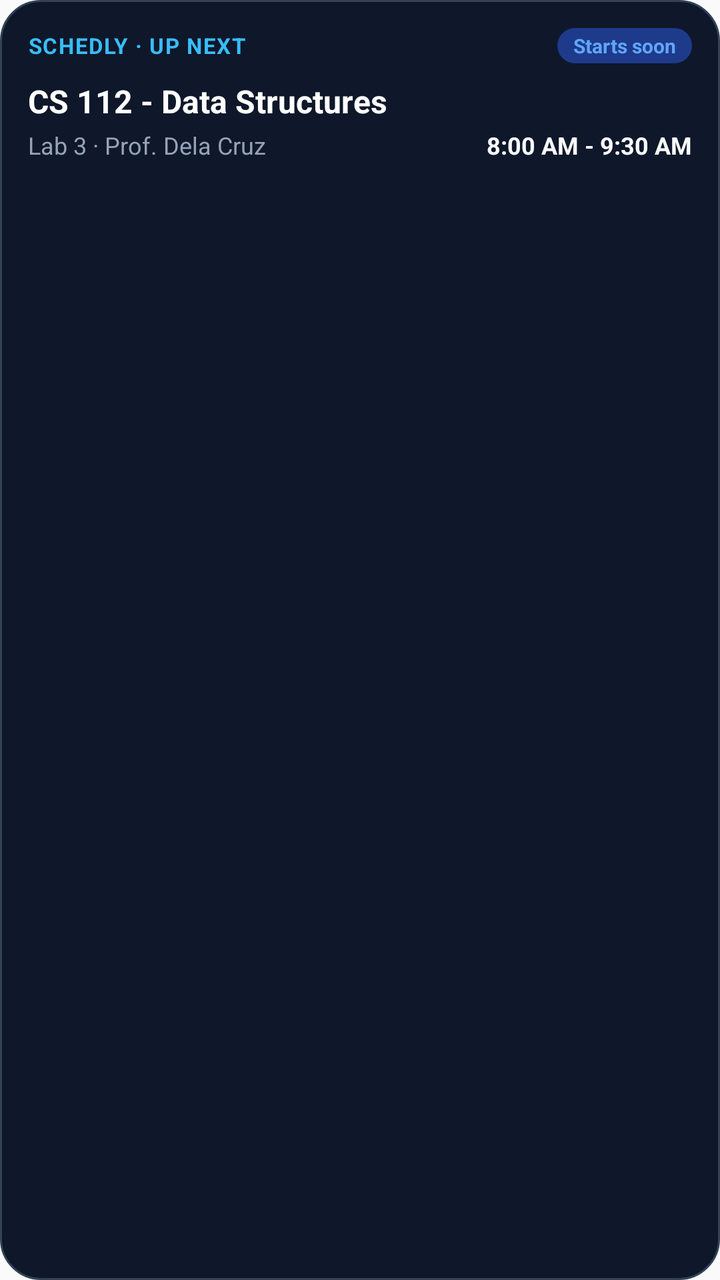
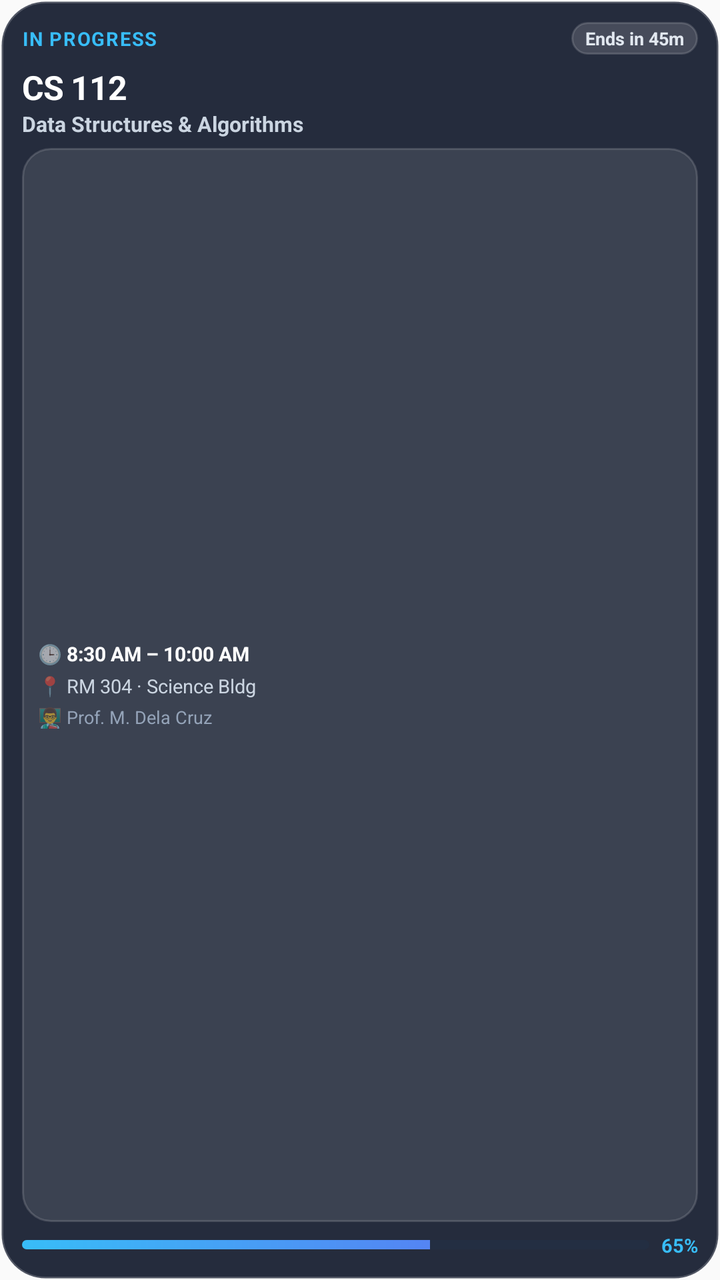

Screens rendered from an Android XML layout before and after an edit, with the pre-edit source and the edit as a unified diff.
<!-- AndroidManifest.xml: application theme AppTheme -->
<!-- res/layout/up_next_widget_layout.xml -->
<?xml version="1.0" encoding="utf-8"?>
<LinearLayout xmlns:android="http://schemas.android.com/apk/res/android"
    android:id="@+id/widget_up_next_root"
    android:layout_width="match_parent"
    android:layout_height="match_parent"
    android:orientation="vertical"
    android:background="@drawable/widget_background"
    android:padding="14dp">

    
    <LinearLayout
        android:layout_width="match_parent"
        android:layout_height="wrap_content"
        android:orientation="horizontal"
        android:gravity="center_vertical">

        <TextView
            android:layout_width="wrap_content"
            android:layout_height="wrap_content"
            android:text="SCHEDLY · UP NEXT"
            android:textColor="#38BDF8"
            android:textSize="11sp"
            android:textStyle="bold"
            android:letterSpacing="0.05" />

        <View
            android:layout_width="0dp"
            android:layout_height="1dp"
            android:layout_weight="1" />

        <TextView
            android:id="@+id/widget_up_next_countdown"
            android:layout_width="wrap_content"
            android:layout_height="wrap_content"
            android:background="@drawable/widget_chip_bg"
            android:paddingStart="8dp"
            android:paddingEnd="8dp"
            android:paddingTop="2dp"
            android:paddingBottom="2dp"
            android:text="Starts soon"
            android:textColor="#60A5FA"
            android:textSize="10sp"
            android:textStyle="bold" />
    </LinearLayout>

    
    <LinearLayout
        android:layout_width="match_parent"
        android:layout_height="wrap_content"
        android:orientation="vertical"
        android:layout_marginTop="8dp">

        <TextView
            android:id="@+id/widget_up_next_title"
            android:layout_width="match_parent"
            android:layout_height="wrap_content"
            android:text="CS 112 - Data Structures"
            android:textColor="#FFFFFF"
            android:textSize="16sp"
            android:textStyle="bold"
            android:maxLines="1"
            android:ellipsize="end" />

        <LinearLayout
            android:layout_width="match_parent"
            android:layout_height="wrap_content"
            android:orientation="horizontal"
            android:layout_marginTop="3dp"
            android:gravity="center_vertical">

            <TextView
                android:id="@+id/widget_up_next_details"
                android:layout_width="0dp"
                android:layout_height="wrap_content"
                android:layout_weight="1"
                android:text="Lab 3 · Prof. Dela Cruz"
                android:textColor="#94A3B8"
                android:textSize="12sp"
                android:maxLines="1"
                android:ellipsize="end" />

            <TextView
                android:id="@+id/widget_up_next_time"
                android:layout_width="wrap_content"
                android:layout_height="wrap_content"
                android:text="8:00 AM - 9:30 AM"
                android:textColor="#F8FAFC"
                android:textSize="12sp"
                android:textStyle="bold" />
        </LinearLayout>
    </LinearLayout>
</LinearLayout>
<!-- resources referenced by this layout -->
<resources>
  <!-- drawable widget_background (drawable) -->
  <?xml version="1.0" encoding="utf-8"?>
  <shape xmlns:android="http://schemas.android.com/apk/res/android"
      android:shape="rectangle">
      <solid android:color="#0F172A" />
      <corners android:radius="20dp" />
      <stroke android:width="1dp" android:color="#334155" />
  </shape>
  <!-- drawable widget_chip_bg (drawable) -->
  <?xml version="1.0" encoding="utf-8"?>
  <shape xmlns:android="http://schemas.android.com/apk/res/android"
      android:shape="rectangle">
      <solid android:color="#1E3A8A" />
      <corners android:radius="999dp" />
  </shape>
  <style name="AppTheme" parent="Theme.AppCompat.Light.DarkActionBar">
          
          <item name="colorPrimary">@color/colorPrimary</item>
          <item name="colorPrimaryDark">@color/colorPrimaryDark</item>
          <item name="colorAccent">@color/colorAccent</item>
      </style>
</resources>

<!-- the commit's change to res/layout/up_next_widget_layout.xml (unified diff, before → after) -->
@@ -4,89 +4,320 @@
     android:layout_width="match_parent"
     android:layout_height="match_parent"
     android:orientation="vertical"
-    android:background="@drawable/widget_background"
-    android:padding="14dp">
+    android:background="@drawable/widget_liquid_glass_bg"
+    android:padding="11dp"
+    android:gravity="center_vertical">
 
     
     <LinearLayout
+        android:id="@+id/widget_up_next_active_container"
         android:layout_width="match_parent"
-        android:layout_height="wrap_content"
-        android:orientation="horizontal"
-        android:gravity="center_vertical">
-
+        android:layout_height="match_parent"
+        android:orientation="vertical"
+        android:gravity="center_vertical"
+        android:visibility="visible">
+
+        
+        <LinearLayout
+            android:layout_width="match_parent"
+            android:layout_height="wrap_content"
+            android:orientation="horizontal"
+            android:gravity="center_vertical"
+            android:layout_marginBottom="5dp">
+
+            
+            <TextView
+                android:id="@+id/widget_up_next_status_text"
+                android:layout_width="wrap_content"
+                android:layout_height="wrap_content"
+                android:text="IN PROGRESS"
+                android:textColor="#38BDF8"
+                android:textSize="9.5sp"
+                android:textStyle="bold"
+                android:letterSpacing="0.06" />
+
+            <FrameLayout
+                android:layout_width="0dp"
+                android:layout_height="1dp"
+                android:layout_weight="1" />
+
+            
+            <TextView
+                android:id="@+id/widget_up_next_countdown_text"
+                android:layout_width="wrap_content"
+                android:layout_height="wrap_content"
+                android:background="@drawable/widget_liquid_glass_pill"
+                android:paddingStart="7dp"
+                android:paddingEnd="7dp"
+                android:paddingTop="2dp"
+                android:paddingBottom="2dp"
+                android:text="Ends in 45m"
+                android:textColor="#E2E8F0"
+                android:textSize="9sp"
+                android:textStyle="bold" />
+        </LinearLayout>
+
+        
         <TextView
-            android:layout_width="wrap_content"
-            android:layout_height="wrap_content"
-            android:text="SCHEDLY · UP NEXT"
-            android:textColor="#38BDF8"
-            android:textSize="11sp"
+            android:id="@+id/widget_up_next_code"
+            android:layout_width="match_parent"
+            android:layout_height="wrap_content"
+            android:text="CS 112"
+            android:textColor="#FFFFFF"
+            android:textSize="16.5sp"
             android:textStyle="bold"
-            android:letterSpacing="0.05" />
-
-        <View
-            android:layout_width="0dp"
-            android:layout_height="1dp"
-            android:layout_weight="1" />
+            android:letterSpacing="-0.02"
+            android:singleLine="true"
+            android:ellipsize="end" />
 
         <TextView
-            android:id="@+id/widget_up_next_countdown"
-            android:layout_width="wrap_content"
-            android:layout_height="wrap_content"
-            android:background="@drawable/widget_chip_bg"
+            android:id="@+id/widget_up_next_title"
+            android:layout_width="match_parent"
+            android:layout_height="wrap_content"
+            android:text="Data Structures &amp; Algorithms"
+            android:textColor="#CBD5E1"
+            android:textSize="10.5sp"
+            android:textStyle="bold"
+            android:singleLine="true"
+            android:ellipsize="end"
+            android:layout_marginBottom="5dp" />
+
+        
+        <LinearLayout
+            android:id="@+id/widget_up_next_details_card"
+            android:layout_width="match_parent"
+            android:layout_height="0dp"
+            android:layout_weight="1"
+            android:orientation="vertical"
+            android:background="@drawable/widget_liquid_glass_card"
             android:paddingStart="8dp"
             android:paddingEnd="8dp"
-            android:paddingTop="2dp"
-            android:paddingBottom="2dp"
-            android:text="Starts soon"
-            android:textColor="#60A5FA"
-            android:textSize="10sp"
-            android:textStyle="bold" />
+            android:paddingTop="5dp"
+            android:paddingBottom="5dp"
+            android:gravity="center_vertical">
+
+            
+            <LinearLayout
+                android:layout_width="match_parent"
+                android:layout_height="wrap_content"
+                android:orientation="horizontal"
+                android:gravity="center_vertical"
+                android:layout_marginBottom="2.5dp">
+
+                <TextView
+                    android:layout_width="wrap_content"
+                    android:layout_height="wrap_content"
+                    android:text="🕒 "
+                    android:textSize="9.5sp" />
+
+                <TextView
+                    android:id="@+id/widget_up_next_time"
+                    android:layout_width="0dp"
+                    android:layout_height="wrap_content"
+                    android:layout_weight="1"
+                    android:text="8:30 AM – 10:00 AM"
+                    android:textColor="#FFFFFF"
+                    android:textSize="10sp"
+                    android:textStyle="bold"
+                    android:singleLine="true"
+                    android:ellipsize="end" />
+            </LinearLayout>
+
+            
+            <LinearLayout
+                android:layout_width="match_parent"
+                android:layout_height="wrap_content"
+                android:orientation="horizontal"
+                android:gravity="center_vertical"
+                android:layout_marginBottom="2.5dp">
+
+                <TextView
+                    android:layout_width="wrap_content"
+                    android:layout_height="wrap_content"
+                    android:text="📍 "
+                    android:textSize="9.5sp" />
+
+                <TextView
+                    android:id="@+id/widget_up_next_room"
+                    android:layout_width="0dp"
+                    android:layout_height="wrap_content"
+                    android:layout_weight="1"
+                    android:text="RM 304 · Science Bldg"
+                    android:textColor="#CBD5E1"
+                    android:textSize="9.5sp"
+                    android:singleLine="true"
+                    android:ellipsize="end" />
+            </LinearLayout>
+
+            
+            <LinearLayout
+                android:id="@+id/widget_up_next_instructor_row"
+                android:layout_width="match_parent"
+                android:layout_height="wrap_content"
+                android:orientation="horizontal"
+                android:gravity="center_vertical">
+
+                <TextView
+                    android:layout_width="wrap_content"
+                    android:layout_height="wrap_content"
+                    android:text="👨‍🏫 "
+                    android:textSize="9.5sp" />
+
+                <TextView
+                    android:id="@+id/widget_up_next_instructor"
+                    android:layout_width="0dp"
+                    android:layout_height="wrap_content"
+                    android:layout_weight="1"
+                    android:text="Prof. M. Dela Cruz"
+                    android:textColor="#94A3B8"
+                    android:textSize="9sp"
+                    android:singleLine="true"
+                    android:ellipsize="end" />
+            </LinearLayout>
+        </LinearLayout>
+
+        
+        <LinearLayout
+            android:id="@+id/widget_up_next_footer_container"
+            android:layout_width="match_parent"
+            android:layout_height="wrap_content"
+            android:orientation="horizontal"
+            android:gravity="center_vertical"
+            android:layout_marginTop="5dp">
+
+            <ProgressBar
+                android:id="@+id/widget_up_next_progress_bar"
+                style="?android:attr/progressBarStyleHorizontal"
+                android:layout_width="0dp"
+                android:layout_height="4.5dp"
+                android:layout_weight="1"
+                android:max="100"
+                android:progress="65"
+                android:progressDrawable="@drawable/widget_progress_bar_apple"
+                android:layout_marginEnd="6dp" />
+
+            <TextView
+                android:id="@+id/widget_up_next_progress_label"
+                android:layout_width="wrap_content"
+                android:layout_height="wrap_content"
+                android:text="65%"
+                android:textColor="#38BDF8"
+                android:textSize="9.5sp"
+                android:textStyle="bold" />
+        </LinearLayout>
     </LinearLayout>
 
     
     <LinearLayout
+        android:id="@+id/widget_up_next_done_container"
         android:layout_width="match_parent"
-        android:layout_height="wrap_content"
+        android:layout_height="match_parent"
         android:orientation="vertical"
-        android:layout_marginTop="8dp">
-
+        android:gravity="center"
+        android:visibility="gone">
+
+        
+        <LinearLayout
+            android:layout_width="match_parent"
+            android:layout_height="wrap_content"
+            android:orientation="horizontal"
+            android:gravity="center_vertical"
+            android:layout_marginBottom="4dp">
+
+            <TextView
+                android:id="@+id/widget_up_next_done_badge"
+                android:layout_width="wrap_content"
+                android:layout_height="wrap_content"
+                android:background="@drawable/widget_liquid_glass_pill"
+                android:paddingStart="8dp"
+                android:paddingEnd="8dp"
+                android:paddingTop="2dp"
+                android:paddingBottom="2dp"
+                android:text="🎉 ALL DONE"
+                android:textColor="#38BDF8"
+                android:textSize="9.5sp"
+                android:textStyle="bold"
+                android:letterSpacing="0.06" />
+
+            <FrameLayout
+                android:layout_width="0dp"
+                android:layout_height="1dp"
+                android:layout_weight="1" />
+
+            <TextView
+                android:id="@+id/widget_up_next_done_status_pill"
+                android:layout_width="wrap_content"
+                android:layout_height="wrap_content"
+                android:background="@drawable/widget_liquid_glass_pill"
+                android:paddingStart="7dp"
+                android:paddingEnd="7dp"
+                android:paddingTop="2dp"
+                android:paddingBottom="2dp"
+                android:text="100% Done"
+                android:textColor="#10B981"
+                android:textSize="9sp"
+                android:textStyle="bold" />
+        </LinearLayout>
+
+        
+        <LinearLayout
+            android:id="@+id/widget_up_next_done_card"
+            android:layout_width="match_parent"
+            android:layout_height="0dp"
+            android:layout_weight="1"
+            android:orientation="vertical"
+            android:background="@drawable/widget_liquid_glass_card"
+            android:padding="8dp"
+            android:gravity="center">
+
+            
+            <TextView
+                android:id="@+id/widget_up_next_done_icon"
+                android:layout_width="wrap_content"
+                android:layout_height="wrap_content"
+                android:text="🎉"
+                android:textSize="22sp" />
+
+            
+            <TextView
+                android:id="@+id/widget_up_next_done_title"
+                android:layout_width="match_parent"
+                android:layout_height="wrap_content"
+                android:gravity="center"
+                android:text="All Done for Today!"
+                android:textColor="#FFFFFF"
+                android:textSize="13sp"
+                android:textStyle="bold"
+                android:singleLine="true"
+                android:ellipsize="end"
+                android:layout_marginTop="2dp" />
+
+            
+            <TextView
+                android:id="@+id/widget_up_next_done_sub"
+                android:layout_width="match_parent"
+                android:layout_height="wrap_content"
+                android:gravity="center"
+                android:text="All classes completed. Enjoy your evening!"
+                android:textColor="#CBD5E1"
+                android:textSize="9.5sp"
+                android:maxLines="2"
+                android:ellipsize="end"
+                android:layout_marginTop="1dp" />
+        </LinearLayout>
+
+        
         <TextView
-            android:id="@+id/widget_up_next_title"
-            android:layout_width="match_parent"
-            android:layout_height="wrap_content"
-            android:text="CS 112 - Data Structures"
-            android:textColor="#FFFFFF"
-            android:textSize="16sp"
+            android:id="@+id/widget_up_next_done_footer"
+            android:layout_width="match_parent"
+            android:layout_height="wrap_content"
+            android:gravity="center"
+            android:text="✨ See you in class tomorrow!"
+            android:textColor="#94A3B8"
+            android:textSize="9.5sp"
             android:textStyle="bold"
-            android:maxLines="1"
-            android:ellipsize="end" />
-
-        <LinearLayout
-            android:layout_width="match_parent"
-            android:layout_height="wrap_content"
-            android:orientation="horizontal"
-            android:layout_marginTop="3dp"
-            android:gravity="center_vertical">
-
-            <TextView
-                android:id="@+id/widget_up_next_details"
-                android:layout_width="0dp"
-                android:layout_height="wrap_content"
-                android:layout_weight="1"
-                android:text="Lab 3 · Prof. Dela Cruz"
-                android:textColor="#94A3B8"
-                android:textSize="12sp"
-                android:maxLines="1"
-                android:ellipsize="end" />
-
-            <TextView
-                android:id="@+id/widget_up_next_time"
-                android:layout_width="wrap_content"
-                android:layout_height="wrap_content"
-                android:text="8:00 AM - 9:30 AM"
-                android:textColor="#F8FAFC"
-                android:textSize="12sp"
-                android:textStyle="bold" />
-        </LinearLayout>
+            android:singleLine="true"
+            android:ellipsize="end"
+            android:layout_marginTop="4dp" />
     </LinearLayout>
 </LinearLayout>
<!-- resource entries referenced after the edit -->
@@ -1,20 +1,52 @@
 <!-- resources referenced by this layout -->
 <resources>
-  <!-- drawable widget_background (drawable) -->
+  <!-- drawable widget_liquid_glass_bg (drawable) -->
   <?xml version="1.0" encoding="utf-8"?>
   <shape xmlns:android="http://schemas.android.com/apk/res/android"
       android:shape="rectangle">
-      <solid android:color="#0F172A" />
-      <corners android:radius="20dp" />
-      <stroke android:width="1dp" android:color="#334155" />
+      <solid android:color="#E60F172A" />
+      <corners android:radius="22dp" />
+      <stroke android:width="1.5dp" android:color="#33FFFFFF" />
   </shape>
-  <!-- drawable widget_chip_bg (drawable) -->
+  <!-- drawable widget_liquid_glass_card (drawable) -->
   <?xml version="1.0" encoding="utf-8"?>
   <shape xmlns:android="http://schemas.android.com/apk/res/android"
       android:shape="rectangle">
-      <solid android:color="#1E3A8A" />
+      <solid android:color="#1AFFFFFF" />
+      <corners android:radius="14dp" />
+      <stroke android:width="1dp" android:color="#26FFFFFF" />
+  </shape>
+  <!-- drawable widget_liquid_glass_pill (drawable) -->
+  <?xml version="1.0" encoding="utf-8"?>
+  <shape xmlns:android="http://schemas.android.com/apk/res/android"
+      android:shape="rectangle">
+      <solid android:color="#26FFFFFF" />
       <corners android:radius="999dp" />
+      <stroke android:width="1dp" android:color="#26FFFFFF" />
   </shape>
+  <!-- drawable widget_progress_bar_apple (drawable) -->
+  <?xml version="1.0" encoding="utf-8"?>
+  <layer-list xmlns:android="http://schemas.android.com/apk/res/android">
+      
+      <item android:id="@android:id/background">
+          <shape>
+              <corners android:radius="999dp" />
+              <solid android:color="#232E42" />
+          </shape>
+      </item>
+      
+      <item android:id="@android:id/progress">
+          <clip>
+              <shape>
+                  <corners android:radius="999dp" />
+                  <gradient
+                      android:startColor="#38BDF8"
+                      android:endColor="#6366F1"
+                      android:angle="0" />
+              </shape>
+          </clip>
+      </item>
+  </layer-list>
   <style name="AppTheme" parent="Theme.AppCompat.Light.DarkActionBar">
           
           <item name="colorPrimary">@color/colorPrimary</item>
